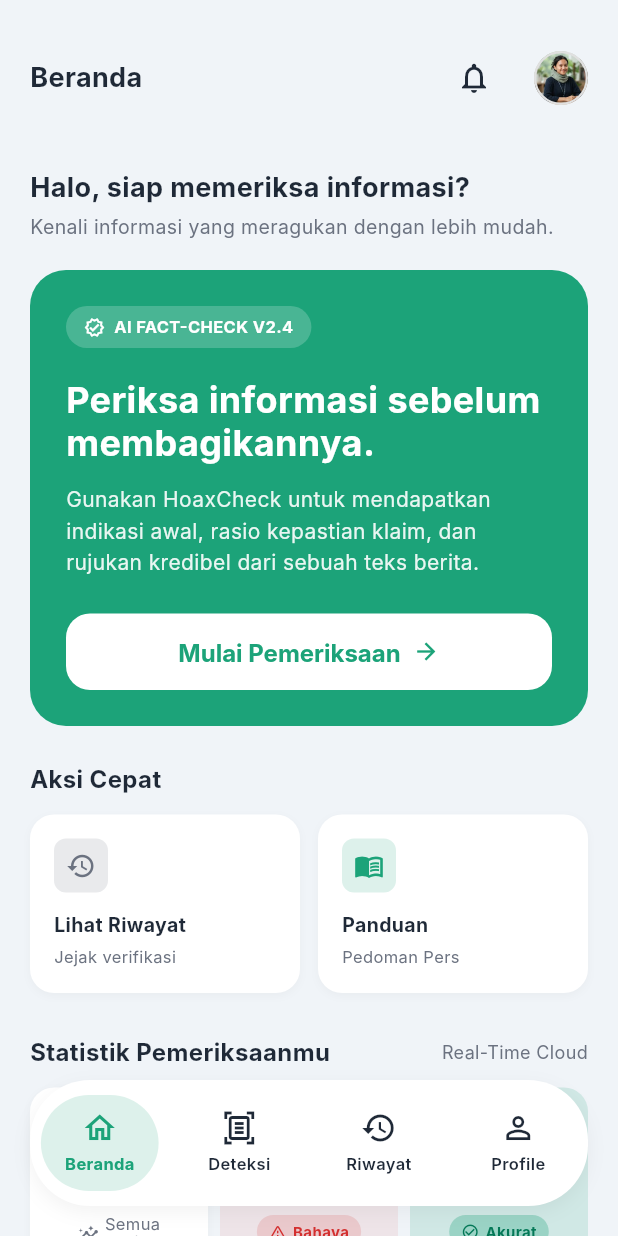
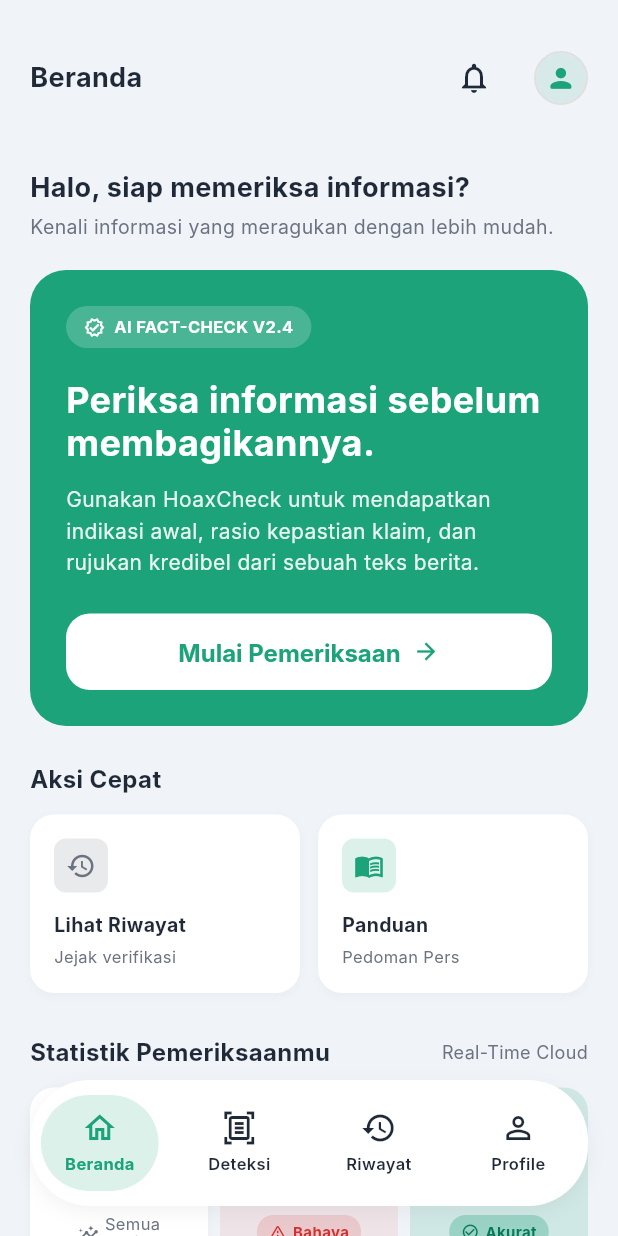
Before and after one commit to qulbiazz/HoaxCheck, a Flutter app: the screen it shows after launch, after a tap on "Lewati", on a phone screen of 412 x 824 dp. Run offline on Flutter 3.47's test engine with Material 3 defaults, Android fonts, the light colour scheme and no system bars; our stand-ins replace shared_preferences, supabase_flutter; accounts and stored records are empty; Roboto replaces fonts that are missing (Inter); statements that could not run were skipped.

Commit message:
feat: update avatar profile

```diff
--- a/lib/app/app_header.dart
+++ b/lib/app/app_header.dart
@@ -1,8 +1,12 @@
+import 'dart:async';
 import 'package:flutter/material.dart';
-import '../../../../../app/theme.dart';
-import '../../../../../features/notification/presentation/pages/notification_page.dart'; // TAMBAHAN IMPORT
+import 'theme.dart';
+import '../core/widgets/user_avatar.dart';
+import '../features/auth/data/repositories/auth_repository_impl.dart';
+import '../features/auth/domain/entities/user_entity.dart';
+import '../features/notification/presentation/pages/notification_page.dart';
 
-class AppHeader extends StatelessWidget implements PreferredSizeWidget {
+class AppHeader extends StatefulWidget implements PreferredSizeWidget {
   final String title;
 
   const AppHeader({
@@ -14,6 +18,41 @@
   Size get preferredSize => const Size.fromHeight(60);
 
   @override
+  State<AppHeader> createState() => _AppHeaderState();
+}
+
+class _AppHeaderState extends State<AppHeader> {
+  UserEntity? _currentUser;
+  StreamSubscription<UserEntity?>? _authSubscription;
+
+  @override
+  void initState() {
+    super.initState();
+    _loadUser();
+    try {
+      _authSubscription = AuthRepositoryImpl().authStateChanges.listen((user) {
+        if (mounted) {
+          setState(() {
+            _currentUser = user;
+          });
+        }
+      });
+    } catch (_) {}
+  }
+
+  @override
+  void dispose() {
+    _authSubscription?.cancel();
+    super.dispose();
+  }
+
+  void _loadUser() {
+    try {
+      _currentUser = AuthRepositoryImpl().getCurrentUserSync();
+    } catch (_) {}
+  }
+
+  @override
   Widget build(BuildContext context) {
     final isDark = Theme.of(context).brightness == Brightness.dark;
 
@@ -23,7 +62,7 @@
         mainAxisAlignment: MainAxisAlignment.spaceBetween,
         children: [
           Text(
-            title,
+            widget.title,
             style: TextStyle(
               color: isDark ? Colors.white : AppColors.inverted,
               fontSize: 18,
@@ -34,7 +73,6 @@
             children: [
               IconButton(
                 onPressed: () {
-                  // PERBAIKAN: Routing ke halaman Notifikasi
                   Navigator.push(
                     context,
                     MaterialPageRoute(
@@ -51,25 +89,12 @@
                 padding: EdgeInsets.zero,
               ),
               const SizedBox(width: 16),
-              GestureDetector(
+              UserAvatar(
+                avatarUrl: _currentUser?.avatarUrl,
+                size: 36,
                 onTap: () {
-                  // Aksi ketika avatar profil diklik
+                  // Aksi avatar jika diperlukan
                 },
-                child: Container(
-                  width: 36,
-                  height: 36,
-                  decoration: BoxDecoration(
-                    shape: BoxShape.circle,
-                    border: Border.all(
-                      color: isDark ? Colors.white24 : Colors.grey.shade300,
-                      width: 1.5,
-                    ),
-                    image: const DecorationImage(
-                      image: AssetImage('assets/images/img_profile.png'),
-                      fit: BoxFit.cover,
-                    ),
-                  ),
-                ),
               ),
             ],
           ),
--- /dev/null
+++ b/lib/core/widgets/user_avatar.dart
@@ -0,0 +1,111 @@
+import 'package:flutter/material.dart';
+import '../../app/theme.dart';
+
+/// Widget Avatar Pengguna yang adaptif:
+/// - Menampilkan foto dari URL jika tersedia (misal login dengan akun Google)
+/// - Menampilkan avatar ikon default yang rapi dan konsisten jika pengguna
+///   mendaftar langsung dari aplikasi (tanpa foto profil kustom)
+class UserAvatar extends StatelessWidget {
+  final String? avatarUrl;
+  final double size;
+  final VoidCallback? onTap;
+  final Color? borderColor;
+  final double borderWidth;
+  final BoxShadow? shadow;
+
+  const UserAvatar({
+    super.key,
+    this.avatarUrl,
+    this.size = 36,
+    this.onTap,
+    this.borderColor,
+    this.borderWidth = 1.5,
+    this.shadow,
+  });
+
+  @override
+  Widget build(BuildContext context) {
+    final isDark = Theme.of(context).brightness == Brightness.dark;
+    final effectiveBorderColor = borderColor ??
+        (isDark ? AppDarkColors.border : Colors.grey.shade300);
+
+    final hasNetworkAvatar = avatarUrl != null && avatarUrl!.trim().isNotEmpty;
+
+    Widget avatarContent;
+    if (hasNetworkAvatar) {
+      avatarContent = Image.network(
+        avatarUrl!.trim(),
+        width: size,
+        height: size,
+        fit: BoxFit.cover,
+        errorBuilder: (context, error, stackTrace) => _buildDefaultAvatar(isDark),
+        loadingBuilder: (context, child, loadingProgress) {
+          if (loadingProgress == null) return child;
+          return Container(
+            width: size,
+            height: size,
+            color: isDark
+                ? AppColors.primary.withValues(alpha: 0.2)
+                : AppColors.primary.withValues(alpha: 0.1),
+            child: Center(
+              child: SizedBox(
+                width: size * 0.4,
+                height: size * 0.4,
+                child: CircularProgressIndicator(
+                  strokeWidth: 2,
+                  value: loadingProgress.expectedTotalBytes != null
+                      ? loadingProgress.cumulativeBytesLoaded /
+                          loadingProgress.expectedTotalBytes!
+                      : null,
+                  color: AppColors.primary,
+                ),
+              ),
+            ),
+          );
+        },
+      );
+    } else {
+      avatarContent = _buildDefaultAvatar(isDark);
+    }
+
+    Widget container = Container(
+      width: size,
+      height: size,
+      decoration: BoxDecoration(
+        shape: BoxShape.circle,
+        border: Border.all(
+          color: effectiveBorderColor,
+          width: borderWidth,
+        ),
+        boxShadow: shadow != null ? [shadow!] : null,
+      ),
+      child: ClipOval(child: avatarContent),
+    );
+
+    if (onTap != null) {
+      return GestureDetector(
+        onTap: onTap,
+        child: container,
+      );
+    }
+
+    return container;
+  }
+
+  Widget _buildDefaultAvatar(bool isDark) {
+    return Container(
+      width: size,
+      height: size,
+      color: isDark
+          ? AppColors.primary.withValues(alpha: 0.22)
+          : AppColors.primary.withValues(alpha: 0.12),
+      child: Center(
+        child: Icon(
+          Icons.person_rounded,
+          size: size * 0.58,
+          color: isDark ? AppColors.secondary : AppColors.primary,
+        ),
+      ),
+    );
+  }
+}
--- a/lib/features/auth/data/models/user_model.dart
+++ b/lib/features/auth/data/models/user_model.dart
@@ -17,11 +17,18 @@
         ? rawName.trim()
         : (user.email != null ? user.email!.split('@').first : 'Pengguna');
 
+    final rawAvatar = (user.userMetadata?['avatar_url'] as String?) ??
+        (user.userMetadata?['picture'] as String?) ??
+        (user.userMetadata?['photo_url'] as String?);
+    final avatarUrl = (rawAvatar != null && rawAvatar.trim().isNotEmpty)
+        ? rawAvatar.trim()
+        : null;
+
     return UserModel(
       id: user.id,
       email: user.email ?? '',
       name: displayName,
-      avatarUrl: user.userMetadata?['avatar_url'] as String?,
+      avatarUrl: avatarUrl,
     );
   }
 }
```
Also changed, not shown: lib/features/profile/presentation/pages/edit_profile_page.dart (+10 -22 lines), lib/features/profile/presentation/pages/laporkan_masalah_page.dart (+78 -9 lines), lib/features/profile/presentation/widgets/profile_info_card.dart (+6 -6 lines), 1 other file.
